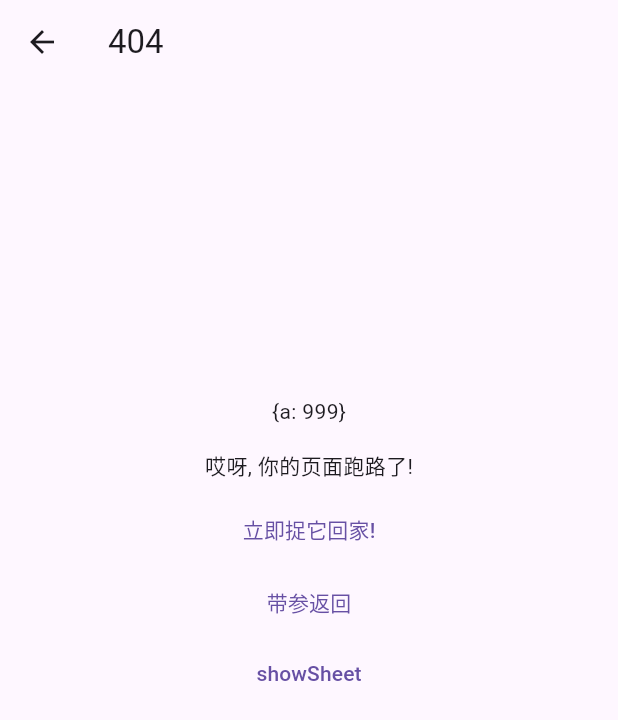
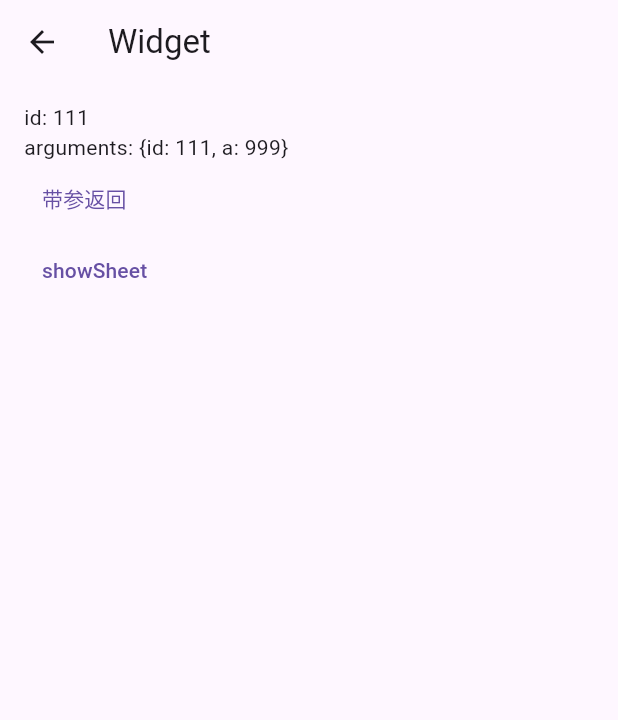
Before and after one commit to shang1219178163/color_scheme_demo, a Flutter app: the screen it shows after launch, after a tap on the "keyboard control" icon, on a phone screen of 412 x 824 dp. Shown: the top 720 px of the screen. Run offline on Flutter 3.47's test engine with Material 3 defaults, Android fonts, the light colour scheme and no system bars.

Commit message:
feat: 代码调整

```diff
--- a/lib/page/HomePage.dart
+++ b/lib/page/HomePage.dart
@@ -61,7 +61,7 @@ class _HomePageState extends State<HomePage> with SeedColorMixin {
             IconButton(
               icon: Icon(Icons.more_horiz),
               onPressed: () async {
-                final result = await AppNavigator.toNamed(AppRouter.notFoundPage, arguments: {"a": "999"});
+                final result = await AppNavigator.toNamed(AppRouter.detailPage, arguments: {"id": "111", "a": "999"});
                 DLog.d("$widget: $result");
               },
             ),
@@ -72,7 +72,6 @@ class _HomePageState extends State<HomePage> with SeedColorMixin {
           child: Column(
             crossAxisAlignment: CrossAxisAlignment.start,
             children: [
-              Text(AppRouter.routeMap.toString()),
               // 颜色选择器
               SeedColorBox(
                 onColorChanged: (v) {
--- /dev/null
+++ b/lib/page/MorePage.dart
@@ -0,0 +1,99 @@
+import 'package:color_scheme_demo/util/AppNavigator.dart';
+import 'package:color_scheme_demo/util/SheetUtil.dart';
+import 'package:flutter/material.dart';
+
+class MorePage extends StatefulWidget {
+  const MorePage({
+    super.key,
+    this.id,
+    this.arguments,
+  });
+
+  final String? id;
+
+  final Map<String, dynamic>? arguments;
+
+  @override
+  State<MorePage> createState() => _MorePageState();
+}
+
+class _MorePageState extends State<MorePage> {
+  final scrollController = ScrollController();
+
+  @override
+  void didUpdateWidget(covariant MorePage oldWidget) {
+    super.didUpdateWidget(oldWidget);
+  }
+
+  @override
+  Widget build(BuildContext context) {
+    return Scaffold(
+      appBar: AppBar(
+        title: Text("$widget"),
+      ),
+      body: buildBody(),
+    );
+  }
+
+  Widget buildBody() {
+    return Scrollbar(
+      controller: scrollController,
+      child: SingleChildScrollView(
+        controller: scrollController,
+        child: Container(
+          padding: EdgeInsets.symmetric(horizontal: 16, vertical: 12),
+          child: Column(
+            crossAxisAlignment: CrossAxisAlignment.start,
+            children: [
+              Text("id: ${widget.id}"),
+              Text("arguments: ${widget.arguments}"),
+              TextButton(
+                onPressed: () {
+                  AppNavigator.back({"class": "$widget", ...?widget.arguments});
+                },
+                child: Text('带参返回'),
+              ),
+              TextButton(
+                onPressed: () {
+                  onShowSheet(
+                    text: '返回',
+                    onTap: () {
+                      AppNavigator.back();
+                      DLog.d(AppNavigator());
+                    },
+                  );
+                },
+                child: Text('showSheet'),
+              ),
+            ],
+          ),
+        ),
+      ),
+    );
+  }
+
+  Future onShowSheet({
+    required String text,
+    required VoidCallback onTap,
+  }) {
+    return SheetUtil.showCustom(
+      context: context,
+      child: Container(
+        width: double.infinity,
+        height: 400,
+        alignment: Alignment.center,
+        decoration: BoxDecoration(
+          color: Colors.transparent,
+          border: Border.all(color: Colors.blue),
+          borderRadius: BorderRadius.all(Radius.circular(0)),
+        ),
+        child: Center(
+          child: GestureDetector(
+            onTap: onTap,
+            child: Text(text),
+          ),
+        ),
+      ),
+    );
+  }
+}
--- a/lib/util/AppNavigator.dart
+++ b/lib/util/AppNavigator.dart
@@ -8,7 +8,7 @@ export 'dlog.dart';
 
 /// 路由管理
 class AppNavigator {
-  static bool isLog = true;
+  static bool isLog = false;
 
   /// 全局 NavigatorKey
   static final GlobalKey<NavigatorState> navigatorKey = GlobalKey<NavigatorState>();
--- a/lib/util/AppRouter.dart
+++ b/lib/util/AppRouter.dart
@@ -1,3 +1,4 @@
+import 'package:color_scheme_demo/page/MorePage.dart';
 import 'package:flutter/cupertino.dart';
 import 'package:color_scheme_demo/page/RestorationMixinDemo.dart';
 import 'package:color_scheme_demo/page/HomePage.dart';
@@ -28,6 +29,7 @@ class AppRouter {
   static const String homePageOne = '/homePageOne';
   static const String homePageTwo = '/homePageTwo';
   static const String restorationMixinDemo = '/restorationMixinDemo';
+  static const String detailPage = '/detailPage';
 
   static Map<String, WidgetBuilder> routeMap = Map<String, WidgetBuilder>.fromEntries(
     routes.map((e) => MapEntry<String, WidgetBuilder>(e.name, e.page)),
@@ -54,5 +56,15 @@ class AppRouter {
       name: AppRouter.restorationMixinDemo,
       page: (context) => RestorationMixinDemo(),
     ),
+    AppPage(
+      name: AppRouter.detailPage,
+      page: (context) {
+        final args = ModalRoute.of(context)!.settings.arguments as Map<String, dynamic>? ?? {};
+        return MorePage(
+          id: args['id'],
+          arguments: args,
+        );
+      },
+    ),
   ];
 }
```
Also changed, not shown: lib/page/NotFoundPage.dart (+0 -43 lines), lib/page/RestorationMixinDemo.dart (+5 -5 lines).
